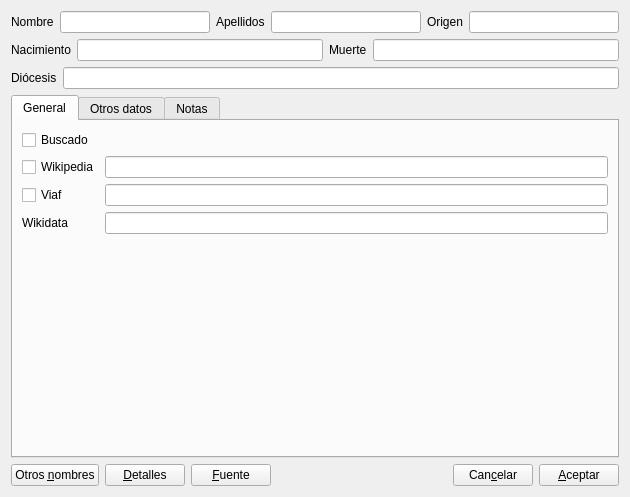
Old version of the form gui/dlgnuevapersona.ui in the repository rogorido/qtpredicadores.
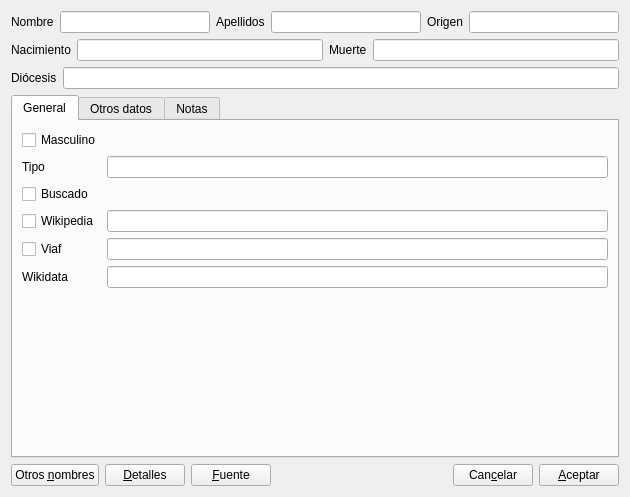
New version of the form. Icons and pictures are not drawn.

Commit message: Nuevos campos en clase Persona

Diff of the .ui file:
```diff
--- a/gui/dlgnuevapersona.ui
+++ b/gui/dlgnuevapersona.ui
@@ -106,43 +106,60 @@
       <layout class="QVBoxLayout" name="verticalLayout_2">
        <item>
         <layout class="QGridLayout" name="gridLayout_2">
-         <item row="0" column="0">
+         <item row="2" column="0">
           <widget class="QCheckBox" name="ckBuscado">
            <property name="text">
             <string>Buscado</string>
            </property>
           </widget>
          </item>
-         <item row="1" column="0">
+         <item row="3" column="0">
           <widget class="QCheckBox" name="ckWiki">
            <property name="text">
             <string>Wikipedia</string>
            </property>
           </widget>
          </item>
-         <item row="1" column="1">
+         <item row="3" column="1">
           <widget class="QLineEdit" name="txtWiki"/>
          </item>
-         <item row="2" column="0">
+         <item row="4" column="0">
           <widget class="QCheckBox" name="ckViaf">
            <property name="text">
             <string>Viaf</string>
            </property>
           </widget>
          </item>
-         <item row="2" column="1">
+         <item row="4" column="1">
           <widget class="QLineEdit" name="txtViaf"/>
          </item>
-         <item row="3" column="0">
+         <item row="5" column="0">
           <widget class="QLabel" name="label_6">
            <property name="text">
             <string>Wikidata</string>
            </property>
           </widget>
          </item>
-         <item row="3" column="1">
+         <item row="5" column="1">
           <widget class="QLineEdit" name="txtWikidata"/>
          </item>
+         <item row="0" column="0">
+          <widget class="QCheckBox" name="ckMasculino">
+           <property name="text">
+            <string>Masculino</string>
+           </property>
+          </widget>
+         </item>
+         <item row="1" column="1">
+          <widget class="QLineEdit" name="txtTipoPersona"/>
+         </item>
+         <item row="1" column="0">
+          <widget class="QLabel" name="label_9">
+           <property name="text">
+            <string>Tipo</string>
+           </property>
+          </widget>
+         </item>
         </layout>
        </item>
        <item>
```
Left out of the diff: 7 changed lines with no effect on the pictures. The commit also changes 5 other files.
